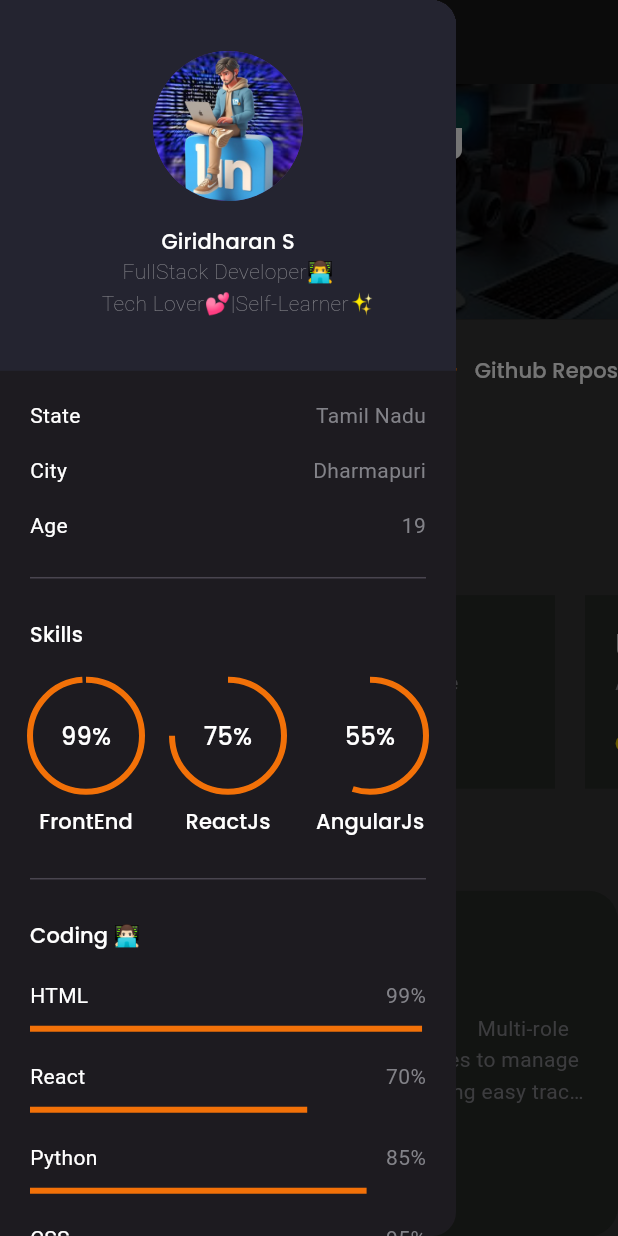
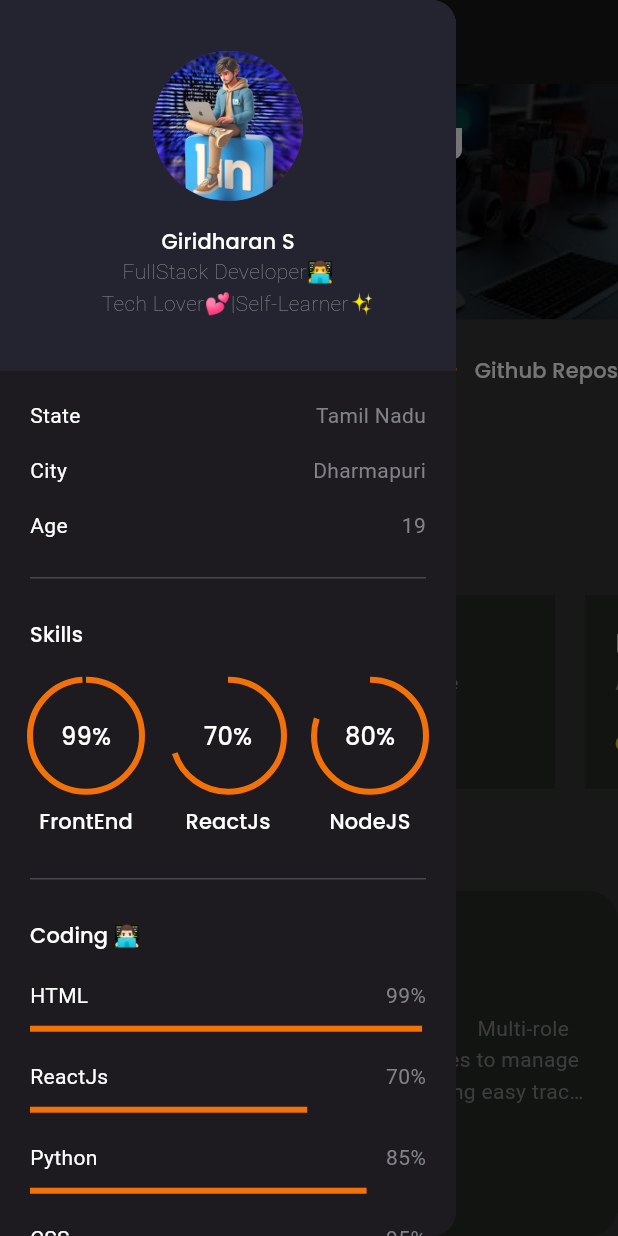
Before and after one commit to GiridharanS1729/flutter-portfolio, a Flutter app: the screen it shows after launch, after a tap on the "menu" icon, on a phone screen of 412 x 824 dp. Run offline on Flutter 3.47's test engine with Material 3 defaults, Android fonts, the phone set to English and light mode, and no system bars; drawn by our look-alikes of animated_text_kit; our stand-ins replace flutter_svg, google_fonts.

Commit message:
250620240132

```diff
--- a/lib/screens/main/components/coding.dart
+++ b/lib/screens/main/components/coding.dart
@@ -27,7 +27,7 @@
         ),
         AnimatedLinearProgressIndicator(
           percentage: 0.70,
-          label: "React",
+          label: "ReactJs",
         ),
         AnimatedLinearProgressIndicator(
           percentage: 0.85,
--- a/lib/screens/main/components/side_menu.dart
+++ b/lib/screens/main/components/side_menu.dart
@@ -2,6 +2,9 @@
 import 'package:flutter_profile/constants.dart';
 import 'package:flutter_profile/screens/main/components/skills.dart';
 import 'package:flutter_svg/svg.dart';
+
+import 'package:url_launcher/url_launcher.dart';
+import 'package:url_launcher/url_launcher_string.dart';
 
 import 'area_info_text.dart';
 import 'coding.dart';
--- a/lib/screens/main/components/skills.dart
+++ b/lib/screens/main/components/skills.dart
@@ -34,7 +34,7 @@
             ),
             Expanded(
               child: AnimatedCircularProgressIndicator(
-                percentage: 0.75,
+                percentage: 0.70,
                 label: "ReactJs",
               ),
             ),
@@ -43,8 +43,8 @@
             ),
             Expanded(
               child: AnimatedCircularProgressIndicator(
-                percentage: 0.55,
-                label: "AngularJs",
+                percentage: 0.80,
+                label: "NodeJS",
               ),
             ),
           ],
--- a/pubspec.yaml
+++ b/pubspec.yaml
@@ -34,7 +34,7 @@
 dev_dependencies:
   flutter_test:
     sdk: flutter
-
+  url_launcher: ^6.0.20
 # For information on the generic Dart part of this file, see the
 # following page: https://dart.dev/tools/pub/pubspec
 
```
Also changed, not shown: pubspec.lock, 5 other files.
